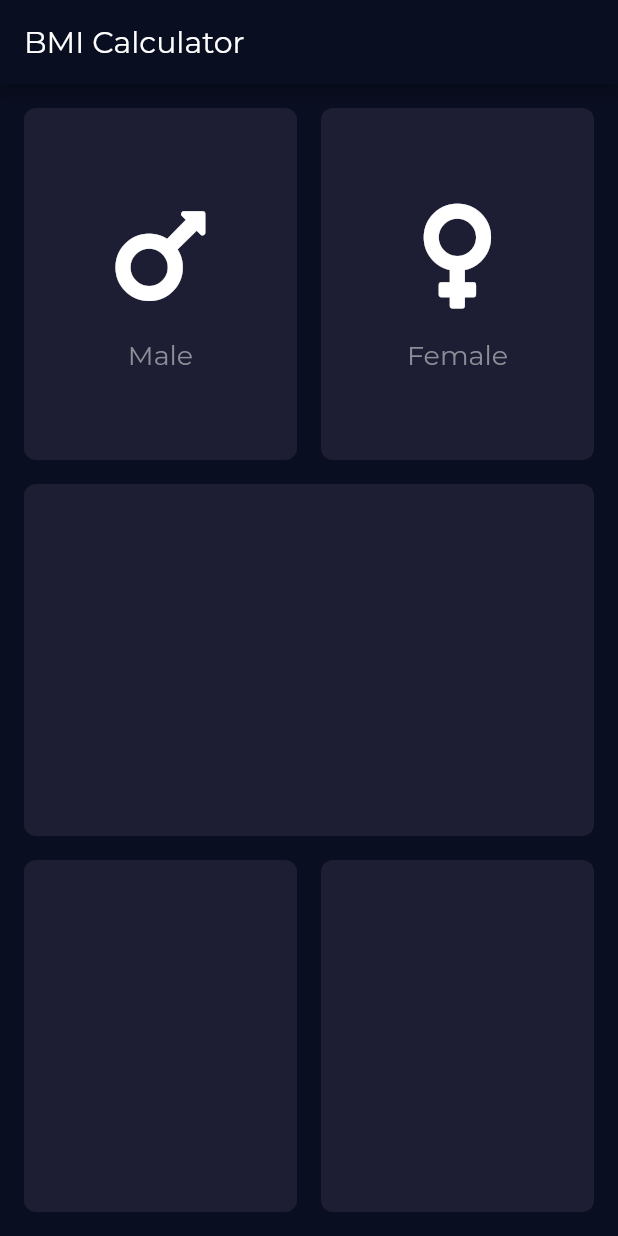
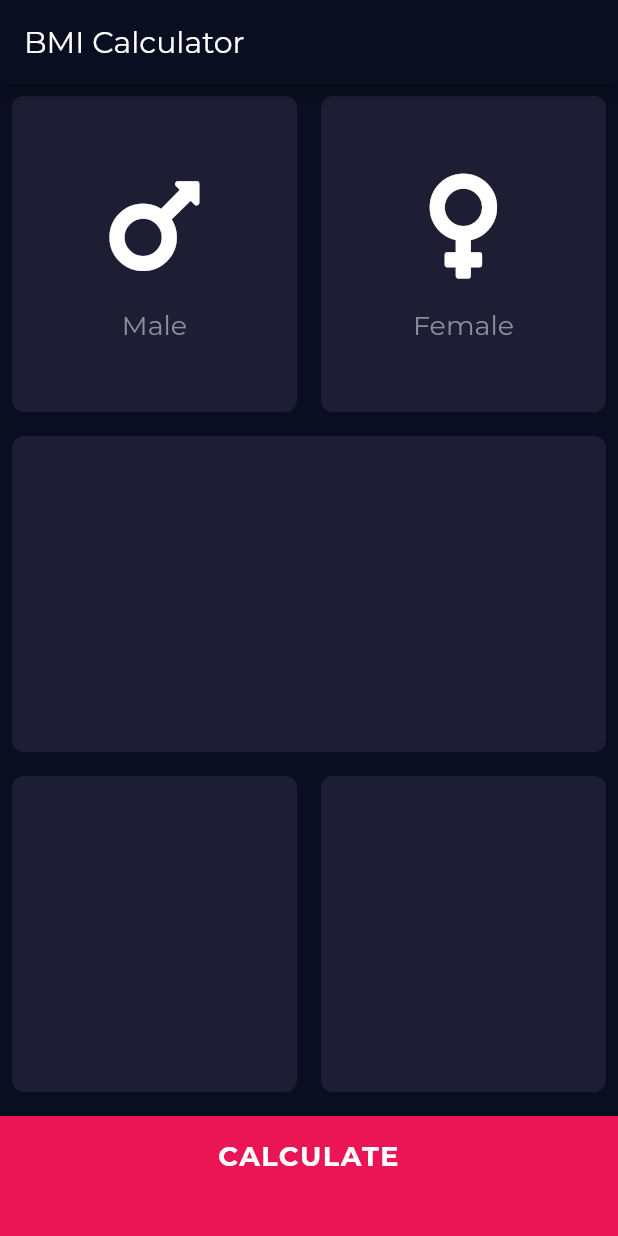
Before and after one commit to max-jellycat/bmi_calculator, a Flutter app: the screen it shows after launch, on a phone screen of 412 x 824 dp. Run offline on Flutter 3.47's test engine with Material 2 defaults, Android fonts, the light colour scheme and no system bars; our stand-ins replace font_awesome_flutter.

Commit message:
button layout

```diff
--- a/lib/pages/input_page.dart
+++ b/lib/pages/input_page.dart
@@ -5,6 +5,8 @@ import '../widgets/box.dart';
 import '../widgets/icon_content.dart';
 
 const activeCardColour = Color(0xFF1D1E33);
+const bottomButtonColor = Color(0xFFEB1555);
+const bottomButtonHeight = 80.0;
 
 class InputPage extends StatefulWidget {
   @override
@@ -18,10 +20,7 @@ class _InputPageState extends State<InputPage> {
       appBar: AppBar(
         title: Text('BMI Calculator'),
       ),
-      body: SafeArea(
-        child: Padding(
-          padding: const EdgeInsets.all(8.0),
-          child: Column(
+      body: Column(
         mainAxisAlignment: MainAxisAlignment.center,
         children: [
           Expanded(
@@ -58,9 +57,25 @@ class _InputPageState extends State<InputPage> {
               ],
             ),
           ),
-            ],
+          Container(
+            color: bottomButtonColor,
+            width: double.infinity,
+            height: bottomButtonHeight,
+            margin: EdgeInsets.only(top: 8.0),
+            child: Padding(
+              padding: const EdgeInsets.all(16.0),
+              child: Text(
+                'CALCULATE',
+                textAlign: TextAlign.center,
+                style: TextStyle(
+                  fontWeight: FontWeight.bold,
+                  fontSize: 18.0,
+                  letterSpacing: 1.0,
                 ),
               ),
+            ),
+          )
+        ],
       ),
     );
   }
```
Lines whose indentation alone changed are shown as unchanged.
